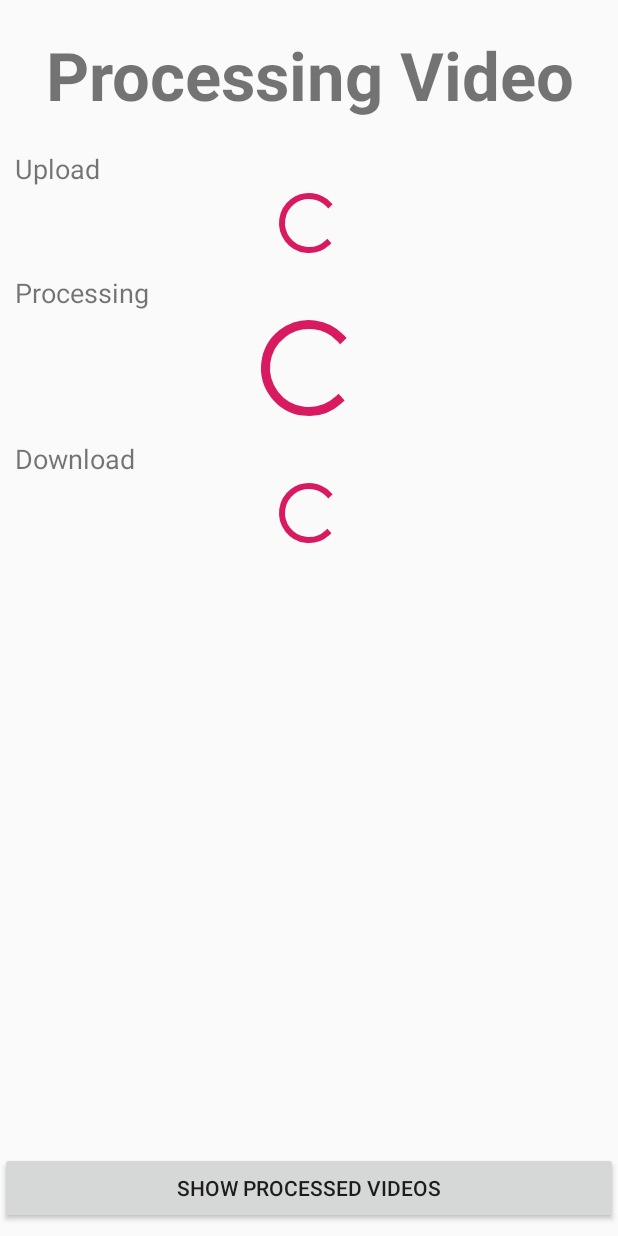
After one commit to eddex/jumpcutter-android, an Android app: the layout processing.xml on its own in the app's theme, with its tools: preview values and no code run, on a phone screen of 412 x 824 dp. The commit adds this screen. Run offline under Robolectric (Android 15) with nearby library versions, the phone set to English and light mode, and no system bars.

Commit message:
add processing activity

```diff
--- /dev/null
+++ b/frontend/app/src/main/java/com/eddex/jackle/jumpcutter/ProcessingActivity.java
@@ -0,0 +1,46 @@
+package com.eddex.jackle.jumpcutter;
+
+import android.content.Intent;
+import android.os.Bundle;
+import android.support.v7.app.AppCompatActivity;
+import android.view.Menu;
+import android.view.MenuInflater;
+import android.view.MenuItem;
+
+public class ProcessingActivity extends AppCompatActivity {
+
+    @Override
+    protected void onCreate(Bundle savedInstanceState) {
+        super.onCreate(savedInstanceState);
+        setContentView(R.layout.about);
+    }
+
+    /**
+     * Inflates (creates) menu
+     * @param menu activity menu which will be inflated
+     * @return
+     */
+    @Override
+    public boolean onCreateOptionsMenu(Menu menu) {
+        MenuInflater inflater = getMenuInflater();
+        inflater.inflate(R.menu.menu, menu);
+        return true;
+    }
+
+    /**
+     * Occurs when menu item is clicked
+     * @param item clicked menu item
+     * @return
+     */
+    @Override
+    public boolean onOptionsItemSelected(MenuItem item) {
+        // Handle item selection
+        switch (item.getItemId()) {
+            case R.id.myvideos:
+                this.startActivity(new Intent(this, MyVideosActivity.class));
+                return true;
+            default:
+                return super.onOptionsItemSelected(item);
+        }
+    }
+}
--- /dev/null
+++ b/frontend/app/src/main/res/layout/processing.xml
@@ -0,0 +1,78 @@
+<?xml version="1.0" encoding="utf-8"?>
+<android.support.constraint.ConstraintLayout
+    xmlns:android="http://schemas.android.com/apk/res/android"
+    xmlns:app="http://schemas.android.com/apk/res-auto"
+    xmlns:tools="http://schemas.android.com/tools"
+    android:layout_width="match_parent"
+    android:layout_height="match_parent">
+
+    <LinearLayout
+        android:id="@+id/linearLayout"
+        android:layout_width="match_parent"
+        android:layout_height="match_parent"
+        android:orientation="vertical"
+        android:padding="10dp">
+
+        <TextView
+            android:id="@+id/textViewProcessingTitle"
+            android:layout_width="match_parent"
+            android:layout_height="wrap_content"
+            android:padding="10dp"
+            android:text="@string/label_processing"
+            android:textAlignment="center"
+            android:textSize="20pt"
+            android:textStyle="bold" />
+
+        <TextView
+            android:id="@+id/textViewUpload"
+            android:layout_width="match_parent"
+            android:layout_height="wrap_content"
+            android:paddingTop="10dp"
+            android:text="@string/label_upload_progress"
+            android:textSize="18sp" />
+
+        <ProgressBar
+            android:id="@+id/progressBar_upload"
+            style="@android:style/Widget.DeviceDefault.Light.ProgressBar"
+            android:layout_width="match_parent"
+            android:layout_height="wrap_content" />
+
+        <TextView
+            android:id="@+id/textViewProcessing"
+            android:layout_width="match_parent"
+            android:layout_height="wrap_content"
+            android:paddingTop="10dp"
+            android:text="@string/label_processing_progress"
+            android:textSize="18sp" />
+
+        <ProgressBar
+            android:id="@+id/progressBar_processing"
+            style="@android:style/Widget.DeviceDefault.ProgressBar.Large"
+            android:layout_width="match_parent"
+            android:layout_height="wrap_content" />
+
+        <TextView
+            android:id="@+id/textViewDownload"
+            android:layout_width="match_parent"
+            android:layout_height="wrap_content"
+            android:paddingTop="10dp"
+            android:text="@string/label_download_progress"
+            android:textSize="18sp" />
+
+        <ProgressBar
+            android:id="@+id/progressBar_download"
+            style="?android:attr/progressBarStyle"
+            android:layout_width="match_parent"
+            android:layout_height="wrap_content" />
+
+    </LinearLayout>
+
+    <Button
+        android:id="@+id/button2"
+        android:layout_width="match_parent"
+        android:layout_height="wrap_content"
+        android:layout_marginBottom="8dp"
+        android:text="@string/show_processed_videos"
+        app:layout_constraintBottom_toBottomOf="@+id/linearLayout"
+        tools:layout_editor_absoluteX="10dp" />
+</android.support.constraint.ConstraintLayout>
--- a/frontend/app/src/main/res/values/strings.xml
+++ b/frontend/app/src/main/res/values/strings.xml
@@ -10,4 +10,9 @@
     <string name="about_dev1">Dev 1: Palkoska Marco</string>
     <string name="about_dev2">Dev 2: Luthiger Yannick</string>
     <string name="copyright_notice">© 2019 Palkoska Marco, Luthiger Yannick All Rights Reserved</string>
+    <string name="label_upload_progress">Upload</string>
+    <string name="label_processing">Processing Video</string>
+    <string name="label_processing_progress">Processing</string>
+    <string name="label_download_progress">Download</string>
+    <string name="show_processed_videos">Show processed videos</string>
 </resources>
```
